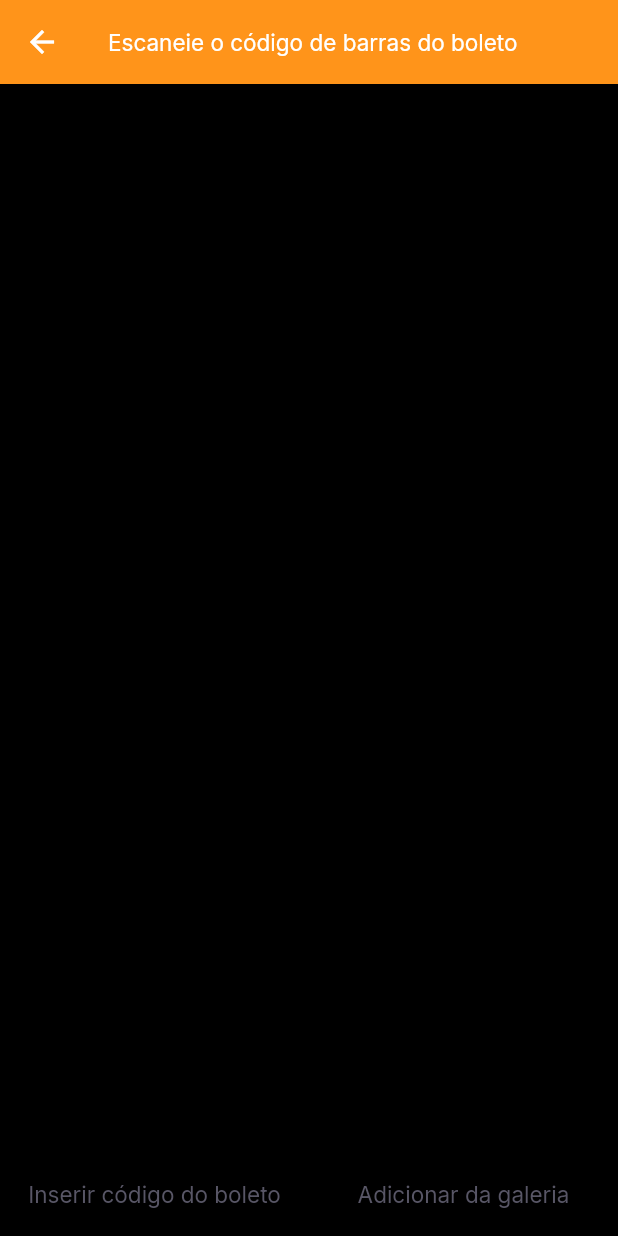
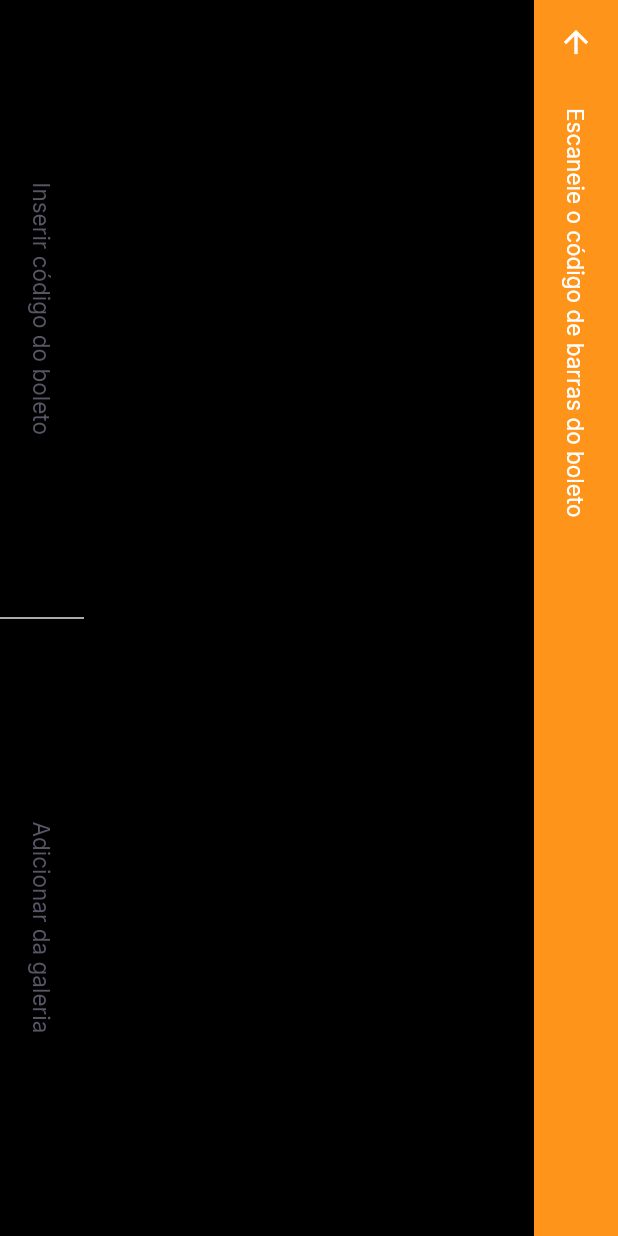
Before and after one commit to Tarlison/payflow_flutterapp, a Flutter app: the HomePage screen opened by its route, after a tap on the "add box" icon, on a phone screen of 412 x 824 dp. Run offline on Flutter 3.47's test engine with Material 2 defaults, Android fonts, the phone set to English and light mode, and no system bars; our stand-ins replace firebase_core, google_fonts, google_sign_in, shared_preferences; accounts and stored records are empty.

Commit message:
scanner page rotate

```diff
--- a/lib/modules/barcode_scanner/barcode_scanner_page.dart
+++ b/lib/modules/barcode_scanner/barcode_scanner_page.dart
@@ -1,7 +1,9 @@
 import 'package:flutter/material.dart';
 import 'package:payflow_flutterapp/shared/themes/app_colors.dart';
 import 'package:payflow_flutterapp/shared/themes/app_text_styles.dart';
+import 'package:payflow_flutterapp/shared/widgets/divider_vertical/divider_vertical_widget.dart';
 import 'package:payflow_flutterapp/shared/widgets/label_button/label_button.dart';
+import 'package:payflow_flutterapp/shared/widgets/set_label_buttons/set_label_buttons.dart';
 
 class BarcodeScannerPage extends StatefulWidget {
   const BarcodeScannerPage({Key? key}) : super(key: key);
@@ -13,7 +15,14 @@ class BarcodeScannerPage extends StatefulWidget {
 class _BarcodeScannerPageState extends State<BarcodeScannerPage> {
   @override
   Widget build(BuildContext context) {
-    return Scaffold(
+    return SafeArea(
+      top: true,
+      bottom: true,
+      left: true,
+      right: true,
+      child: RotatedBox(
+        quarterTurns: 1,
+        child: Scaffold(
           backgroundColor: Colors.black,
           appBar: AppBar(
             title: Text(
@@ -39,15 +48,13 @@ class _BarcodeScannerPageState extends State<BarcodeScannerPage> {
               )),
             ],
           ),
-      bottomNavigationBar: Row(
-        children: [
-          Expanded(
-              child: LabelButton(
-                  label: "Inserir código do boleto", onPressed: () {})),
-          Expanded(
-              child:
-                  LabelButton(label: "Adicionar da galeria", onPressed: () {}))
-        ],
+          bottomNavigationBar: SetLabelButtons(
+            primaryLabel: "Inserir código do boleto",
+            primaryOnPressed: () {},
+            secondaryLabel: "Adicionar da galeria",
+            secondaryOnPressed: () {},
+          ),
+        ),
       ),
     );
   }
--- a/lib/modules/home/home_page.dart
+++ b/lib/modules/home/home_page.dart
@@ -69,7 +69,7 @@ class _HomePageState extends State<HomePage> {
                 icon: Icon(Icons.home, color: AppColors.primary)),
             GestureDetector(
               onTap: () {
-                //Navigator.pushNamed(context, "/barcode_scanner");
+                Navigator.pushNamed(context, "/barcode_scanner");
               },
               child: Container(
                   height: 56,
@@ -77,14 +77,10 @@ class _HomePageState extends State<HomePage> {
                   decoration: BoxDecoration(
                       color: AppColors.primary,
                       borderRadius: BorderRadius.circular(5)),
-                  child: IconButton(
-                      onPressed: () {
-                        Navigator.pushNamed(context, "/barcode_scanner");
-                      },
-                      icon: Icon(
-                        Icons.add_box_outlined,
-                        color: AppColors.background,
-                      ))),
+                  child: Icon(
+                    Icons.add_box_outlined,
+                    color: AppColors.background,
+                  )),
             ),
             IconButton(
                 onPressed: () {
--- /dev/null
+++ b/lib/shared/widgets/divider_vertical/divider_vertical_widget.dart
@@ -0,0 +1,15 @@
+import 'package:flutter/material.dart';
+import 'package:payflow_flutterapp/shared/themes/app_colors.dart';
+
+class DividerVerticalWidget extends StatelessWidget {
+  const DividerVerticalWidget({Key? key}) : super(key: key);
+
+  @override
+  Widget build(BuildContext context) {
+    return Container(
+      width: 1,
+      height: double.maxFinite,
+      color: AppColors.stroke,
+    );
+  }
+}
--- /dev/null
+++ b/lib/shared/widgets/set_label_buttons/set_label_buttons.dart
@@ -0,0 +1,35 @@
+import 'package:flutter/material.dart';
+import 'package:payflow_flutterapp/shared/widgets/divider_vertical/divider_vertical_widget.dart';
+import 'package:payflow_flutterapp/shared/widgets/label_button/label_button.dart';
+
+class SetLabelButtons extends StatelessWidget {
+  final String primaryLabel;
+  final VoidCallback primaryOnPressed;
+  final String secondaryLabel;
+  final VoidCallback secondaryOnPressed;
+  const SetLabelButtons(
+      {Key? key,
+      required this.primaryLabel,
+      required this.primaryOnPressed,
+      required this.secondaryLabel,
+      required this.secondaryOnPressed})
+      : super(key: key);
+
+  @override
+  Widget build(BuildContext context) {
+    return Container(
+      height: 56,
+      child: Row(
+        children: [
+          Expanded(
+              child: LabelButton(
+                  label: primaryLabel, onPressed: primaryOnPressed)),
+          DividerVerticalWidget(),
+          Expanded(
+              child: LabelButton(
+                  label: secondaryLabel, onPressed: secondaryOnPressed))
+        ],
+      ),
+    );
+  }
+}
```
Lines whose indentation alone changed are shown as unchanged.
